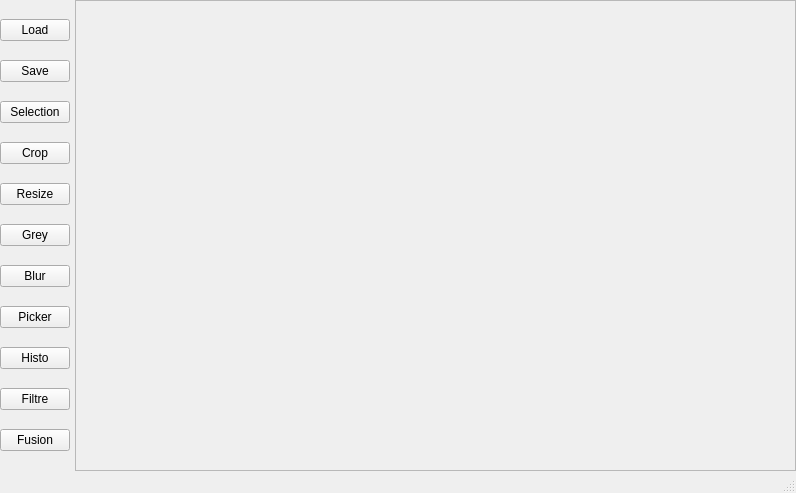
This is fotochop/baseWindow.ui in namealreadytaken/fotochope as Qt 5 draws it before an edit. The edited form follows.
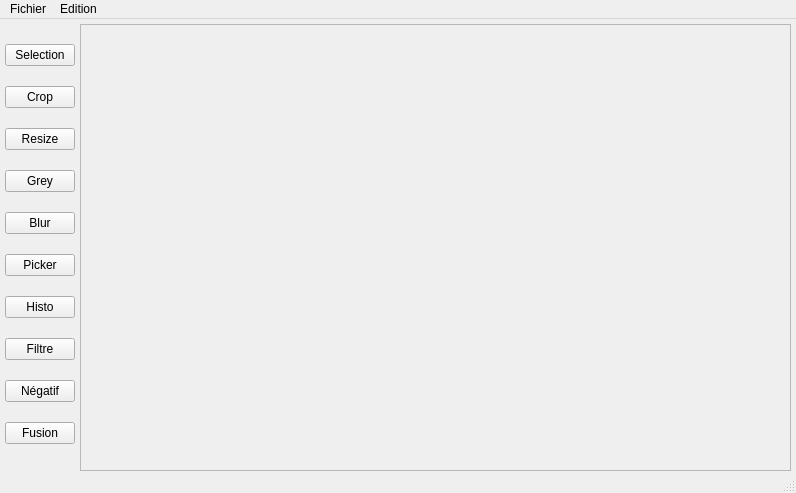
This is the edited form.

Commit message: fix de l'historique (saloperie de modulo) modification de la fenetre (ajout du menu et des raccourcis, disparition des boutons inutils (comme samy)) modif de la fenetre de la pipette spread de l'histo

What changed in the file:
```diff
--- a/fotochop/baseWindow.ui
+++ b/fotochop/baseWindow.ui
@@ -32,6 +32,12 @@
       <property name="spacing">
        <number>0</number>
       </property>
+      <property name="topMargin">
+       <number>5</number>
+      </property>
+      <property name="rightMargin">
+       <number>5</number>
+      </property>
       <item>
        <layout class="QVBoxLayout" name="verticalLayout_5">
         <property name="spacing">
@@ -40,35 +46,12 @@
         <property name="sizeConstraint">
          <enum>QLayout::SetFixedSize</enum>
         </property>
+        <property name="leftMargin">
+         <number>5</number>
+        </property>
         <property name="rightMargin">
          <number>5</number>
         </property>
-        <item>
-         <widget class="QPushButton" name="loadButton">
-          <property name="maximumSize">
-           <size>
-            <width>70</width>
-            <height>16777215</height>
-           </size>
-          </property>
-          <property name="text">
-           <string>Load</string>
-          </property>
-         </widget>
-        </item>
-        <item>
-         <widget class="QPushButton" name="saveButton">
-          <property name="maximumSize">
-           <size>
-            <width>70</width>
-            <height>16777215</height>
-           </size>
-          </property>
-          <property name="text">
-           <string>Save</string>
-          </property>
-         </widget>
-        </item>
         <item>
          <widget class="QPushButton" name="selectButton">
           <property name="maximumSize">
@@ -84,6 +67,9 @@
         </item>
         <item>
          <widget class="QPushButton" name="cropButton">
+          <property name="enabled">
+           <bool>true</bool>
+          </property>
           <property name="maximumSize">
            <size>
             <width>70</width>
@@ -179,6 +165,25 @@
           </property>
          </widget>
         </item>
+        <item>
+         <widget class="QPushButton" name="negButton">
+          <property name="minimumSize">
+           <size>
+            <width>70</width>
+            <height>0</height>
+           </size>
+          </property>
+          <property name="maximumSize">
+           <size>
+            <width>70</width>
+            <height>16777215</height>
+           </size>
+          </property>
+          <property name="text">
+           <string>Négatif</string>
+          </property>
+         </widget>
+        </item>
         <item>
          <widget class="QPushButton" name="fusionButton">
           <property name="maximumSize">
@@ -222,8 +227,8 @@
           <rect>
            <x>0</x>
            <y>0</y>
-           <width>716</width>
-           <height>438</height>
+           <width>708</width>
+           <height>434</height>
           </rect>
          </property>
          <property name="sizePolicy">
@@ -296,6 +301,24 @@
      <height>26</height>
     </rect>
    </property>
+   <widget class="QMenu" name="menuFichier">
+    <property name="title">
+     <string>Fichier</string>
+    </property>
+    <addaction name="actionCharger"/>
+    <addaction name="actionEnregistrer"/>
+    <addaction name="separator"/>
+    <addaction name="actionQuitter"/>
+   </widget>
+   <widget class="QMenu" name="menuEdition">
+    <property name="title">
+     <string>Edition</string>
+    </property>
+    <addaction name="actionAnnuler"/>
+    <addaction name="actionRefaire"/>
+   </widget>
+   <addaction name="menuFichier"/>
+   <addaction name="menuEdition"/>
   </widget>
   <widget class="QStatusBar" name="statusbar"/>
  </widget>
```
Left out of the diff: 40 changed lines with no effect on the pictures. The commit also changes 7 other files.
